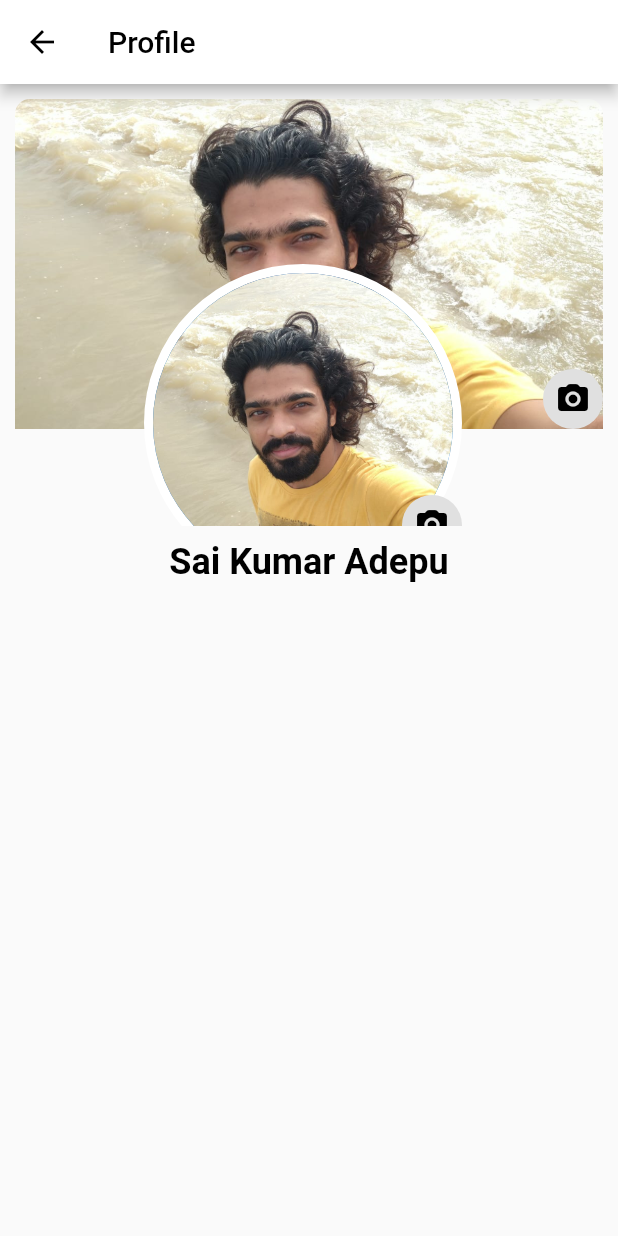
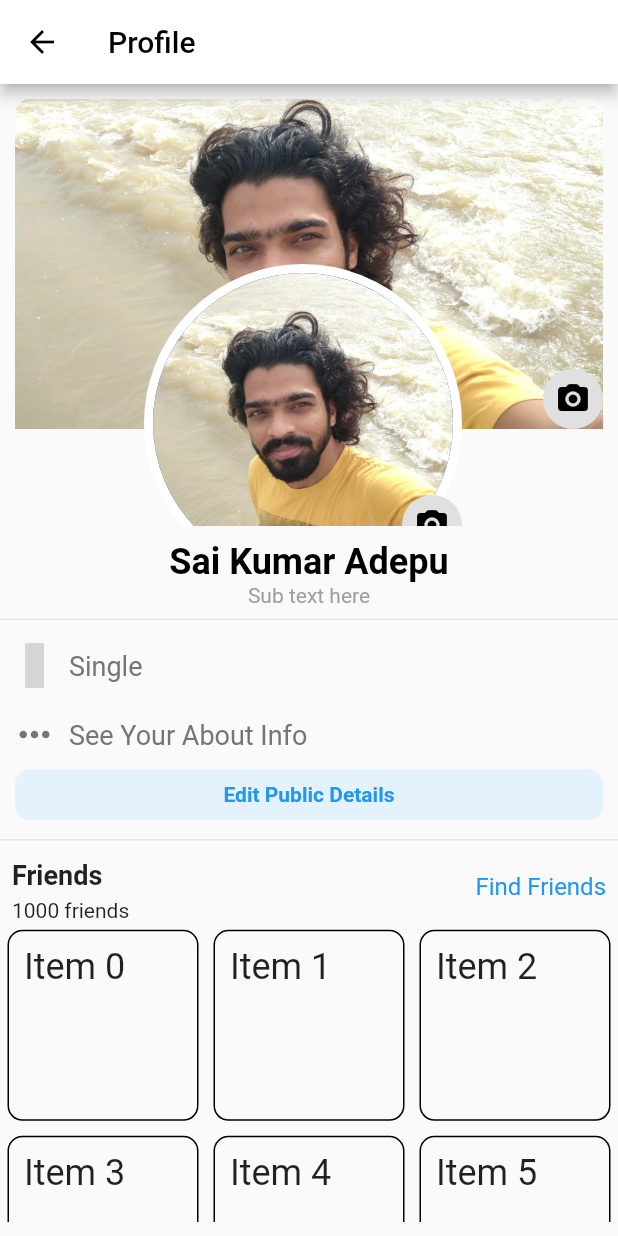
Before and after one commit to adepusai123/facebook_ui, a Flutter app: the ProfileScreen screen opened directly, on a phone screen of 412 x 824 dp. Run offline on Flutter 3.47's test engine with Material 2 defaults, Android fonts, the phone set to English and light mode, and no system bars; our stand-ins replace eva_icons_flutter; grey boxes are pictures that could not be loaded.

Commit message:
friends list & grid

```diff
--- a/lib/components/full_width_button.dart
+++ b/lib/components/full_width_button.dart
@@ -4,17 +4,23 @@ class FullWidthButton extends StatelessWidget {
   final String label;
   final Function press;
   final Color color;
+  final Color labelColor;
+  final double btnHeight;
   const FullWidthButton({
     Key key,
     this.label,
     this.press,
-    this.color,
+    this.color = Colors.blue,
+    this.labelColor = Colors.white,
+    this.btnHeight,
   }) : super(key: key);
 
   @override
   Widget build(BuildContext context) {
+    Size size = MediaQuery.of(context).size;
     return Container(
       width: double.infinity,
+      height: this.btnHeight != null ? this.btnHeight : size.height * 0.05,
       margin: EdgeInsets.symmetric(horizontal: 10),
       decoration: BoxDecoration(
         color: color,
@@ -25,7 +31,7 @@ class FullWidthButton extends StatelessWidget {
         child: Text(
           label,
           style: TextStyle(
-            color: Colors.white,
+            color: labelColor,
             fontWeight: FontWeight.bold,
           ),
         ),
--- a/lib/screens/profile_screen.dart
+++ b/lib/screens/profile_screen.dart
@@ -1,3 +1,5 @@
+import 'package:eva_icons_flutter/eva_icons_flutter.dart';
+import 'package:facebook_ui/components/full_width_button.dart';
 import 'package:flutter/material.dart';
 
 class ProfileScreen extends StatelessWidget {
@@ -18,8 +20,8 @@ class ProfileScreen extends StatelessWidget {
         ),
         body: SingleChildScrollView(
           child: Column(
-            mainAxisAlignment: MainAxisAlignment.center,
-            crossAxisAlignment: CrossAxisAlignment.center,
+            // mainAxisAlignment: MainAxisAlignment.center,
+            // crossAxisAlignment: CrossAxisAlignment.center,
             children: [
               Container(
                 height: size.height * 0.37,
@@ -33,11 +35,149 @@ class ProfileScreen extends StatelessWidget {
                   fontSize: 24,
                   fontWeight: FontWeight.bold,
                 ),
-              )
+              ),
+              Text(
+                "Sub text here",
+                style: TextStyle(
+                  color: Colors.grey,
+                  fontWeight: FontWeight.normal,
+                ),
+              ),
+              Divider(),
+              IconTextWidget(
+                icon: EvaIcons.heart,
+                text: "Single",
+              ),
+              IconTextWidget(
+                icon: Icons.more_horiz,
+                text: "See Your About Info",
+              ),
+              FullWidthButton(
+                label: "Edit Public Details",
+                press: () {},
+                color: Colors.blue[50],
+                btnHeight: 34,
+                labelColor: Colors.blue,
+              ),
+              SizedBox(
+                height: 5,
+              ),
+              Divider(),
+              FriendsGridWidget()
             ],
           ),
         ),
       ),
+    );
+  }
+}
+
+class FriendsGridWidget extends StatelessWidget {
+  const FriendsGridWidget({
+    Key key,
+  }) : super(key: key);
+
+  @override
+  Widget build(BuildContext context) {
+    return Column(
+      children: [
+        Row(
+          mainAxisAlignment: MainAxisAlignment.spaceBetween,
+          children: [
+            Column(
+              crossAxisAlignment: CrossAxisAlignment.start,
+              children: [
+                Padding(
+                  padding:
+                      const EdgeInsets.symmetric(horizontal: 8, vertical: 5),
+                  child: Text(
+                    "Friends",
+                    style: TextStyle(
+                      fontWeight: FontWeight.bold,
+                      fontSize: 18,
+                    ),
+                  ),
+                ),
+                Padding(
+                  padding: const EdgeInsets.only(left: 8.0),
+                  child: Text(
+                    "1000 friends",
+                    style: TextStyle(
+                        // fontWeight: FontWeight.bold,
+                        ),
+                  ),
+                )
+              ],
+            ),
+            GestureDetector(
+              onTap: () {},
+              child: Padding(
+                padding: const EdgeInsets.all(8.0),
+                child: Text(
+                  "Find Friends",
+                  style: TextStyle(
+                    color: Colors.blue,
+                    fontSize: 16,
+                  ),
+                ),
+              ),
+            )
+          ],
+        ),
+        Container(
+          height: 200,
+          child: GridView.count(
+            crossAxisCount: 3,
+            children: List.generate(6, (index) {
+              return Container(
+                margin: EdgeInsets.all(5),
+                padding: EdgeInsets.all(10),
+                decoration: BoxDecoration(
+                  border: Border.all(),
+                  borderRadius: BorderRadius.circular(10),
+                ),
+                child: Text(
+                  'Item $index',
+                  style: Theme.of(context).textTheme.headline5,
+                ),
+              );
+            }),
+          ),
+        )
+      ],
+    );
+  }
+}
+
+class IconTextWidget extends StatelessWidget {
+  final IconData icon;
+  final String text;
+  const IconTextWidget({
+    Key key,
+    this.icon,
+    this.text,
+  }) : super(key: key);
+
+  @override
+  Widget build(BuildContext context) {
+    return Row(
+      children: [
+        Padding(
+          padding: const EdgeInsets.all(8.0),
+          child: Icon(
+            icon,
+            color: Colors.grey[600],
+            size: 30,
+          ),
+        ),
+        Text(
+          text,
+          style: TextStyle(
+            color: Colors.grey[600],
+            fontSize: 18,
+          ),
+        )
+      ],
     );
   }
 }
```
